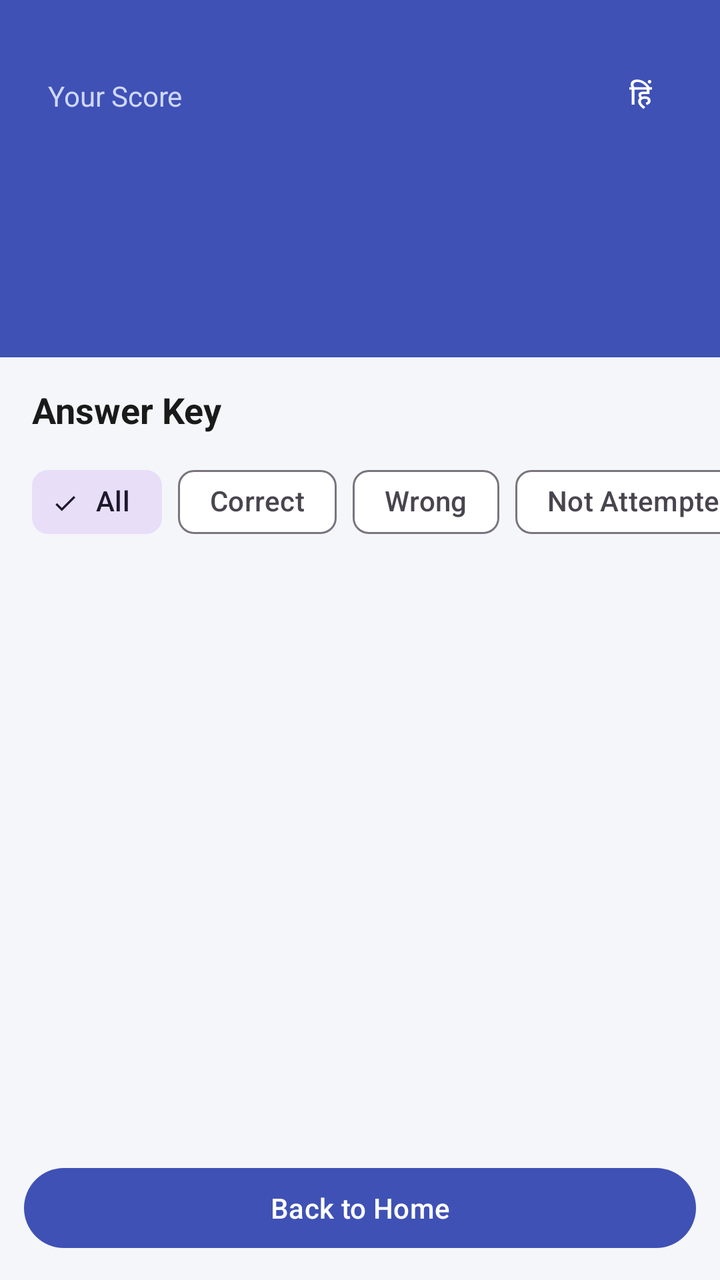
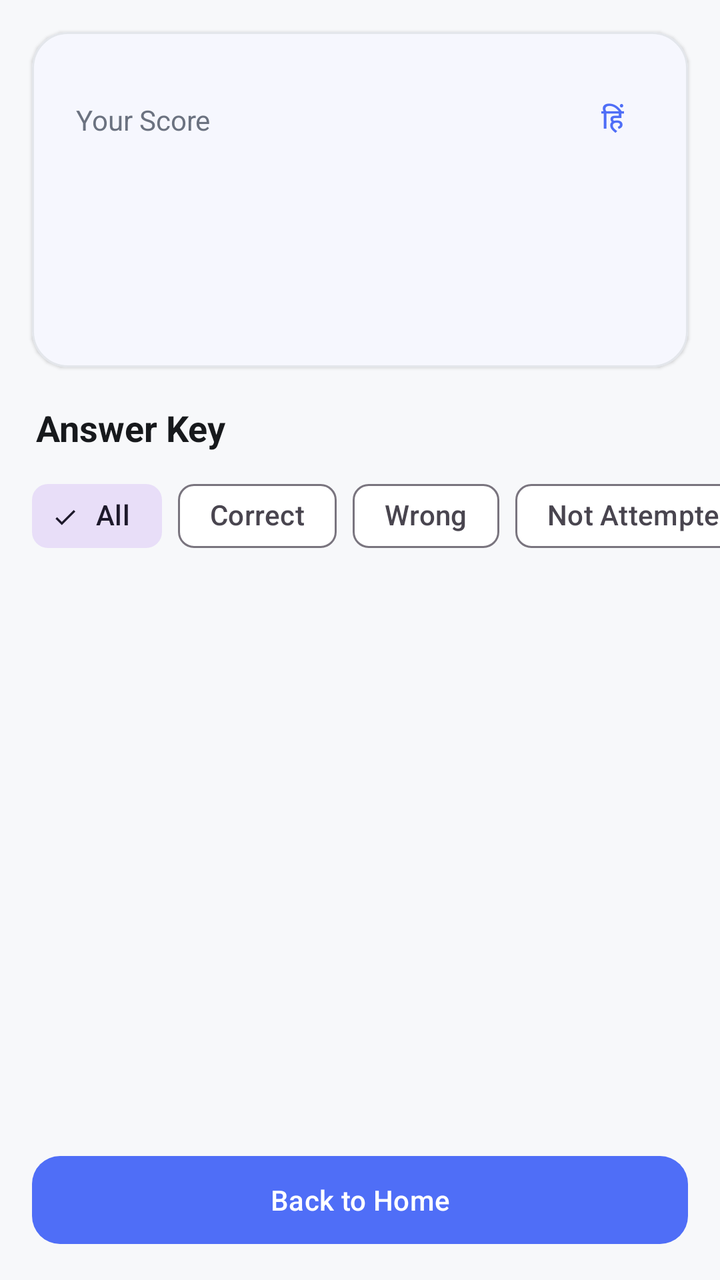

An Android layout rendered at two revisions. The XML below is the earlier revision; the diff shows what the commit changed to produce the second picture.
<!-- AndroidManifest.xml: application theme Theme.Eve -->
<!-- res/layout/activity_result.xml -->
<?xml version="1.0" encoding="utf-8"?>
<LinearLayout xmlns:android="http://schemas.android.com/apk/res/android"
    xmlns:app="http://schemas.android.com/apk/res-auto"
    android:layout_width="match_parent"
    android:layout_height="match_parent"
    android:orientation="vertical">

    <LinearLayout
        android:layout_width="match_parent"
        android:layout_height="wrap_content"
        android:background="@color/eve_primary"
        android:orientation="vertical"
        android:padding="24dp">

        <LinearLayout
            android:layout_width="match_parent"
            android:layout_height="wrap_content"
            android:gravity="center_vertical"
            android:orientation="horizontal">

            <TextView
                android:layout_width="0dp"
                android:layout_height="wrap_content"
                android:layout_weight="1"
                android:text="Your Score"
                android:textColor="#CFD8FF"
                android:textSize="14sp" />

            <com.google.android.material.button.MaterialButton
                android:id="@+id/btnLanguage"
                style="@style/Widget.Material3.Button.TextButton"
                android:layout_width="wrap_content"
                android:layout_height="wrap_content"
                android:minWidth="0dp"
                android:paddingHorizontal="10dp"
                android:text="हिं"
                android:textColor="@android:color/white" />
        </LinearLayout>

        <TextView
            android:id="@+id/tvScore"
            android:layout_width="wrap_content"
            android:layout_height="wrap_content"
            android:layout_marginTop="4dp"
            android:textColor="@android:color/white"
            android:textSize="36sp"
            android:textStyle="bold" />

        <TextView
            android:id="@+id/tvStats"
            android:layout_width="wrap_content"
            android:layout_height="wrap_content"
            android:layout_marginTop="10dp"
            android:textColor="@android:color/white"
            android:textSize="15sp" />

        <TextView
            android:id="@+id/tvResultSubtitle"
            android:layout_width="wrap_content"
            android:layout_height="wrap_content"
            android:layout_marginTop="10dp"
            android:textColor="#CFD8FF"
            android:textSize="13sp"
            android:visibility="gone" />
    </LinearLayout>

    <TextView
        android:layout_width="match_parent"
        android:layout_height="wrap_content"
        android:paddingHorizontal="16dp"
        android:paddingTop="14dp"
        android:text="Answer Key"
        android:textColor="?attr/colorOnSurface"
        android:textSize="18sp"
        android:textStyle="bold" />

    <HorizontalScrollView
        android:layout_width="match_parent"
        android:layout_height="wrap_content"
        android:paddingTop="10dp"
        android:paddingBottom="4dp"
        android:scrollbars="none">

        <com.google.android.material.chip.ChipGroup
            android:id="@+id/chipGroupFilter"
            android:layout_width="wrap_content"
            android:layout_height="wrap_content"
            android:layout_marginStart="16dp"
            android:layout_marginEnd="16dp"
            app:singleLine="true"
            app:singleSelection="true">

            <com.google.android.material.chip.Chip
                android:id="@+id/chipAll"
                style="@style/Widget.Material3.Chip.Filter"
                android:layout_width="wrap_content"
                android:layout_height="wrap_content"
                android:checked="true"
                android:text="All" />

            <com.google.android.material.chip.Chip
                android:id="@+id/chipCorrect"
                style="@style/Widget.Material3.Chip.Filter"
                android:layout_width="wrap_content"
                android:layout_height="wrap_content"
                android:text="Correct" />

            <com.google.android.material.chip.Chip
                android:id="@+id/chipWrong"
                style="@style/Widget.Material3.Chip.Filter"
                android:layout_width="wrap_content"
                android:layout_height="wrap_content"
                android:text="Wrong" />

            <com.google.android.material.chip.Chip
                android:id="@+id/chipNotAttempted"
                style="@style/Widget.Material3.Chip.Filter"
                android:layout_width="wrap_content"
                android:layout_height="wrap_content"
                android:text="Not Attempted" />
        </com.google.android.material.chip.ChipGroup>
    </HorizontalScrollView>

    <androidx.recyclerview.widget.RecyclerView
        android:id="@+id/rvAnswers"
        android:layout_width="match_parent"
        android:layout_height="0dp"
        android:layout_weight="1"
        android:clipToPadding="false"
        android:padding="8dp" />

    <com.google.android.material.button.MaterialButton
        android:id="@+id/btnLeaderboard"
        style="@style/Widget.Material3.Button.OutlinedButton"
        android:layout_width="match_parent"
        android:layout_height="wrap_content"
        android:layout_marginHorizontal="12dp"
        android:layout_marginTop="12dp"
        android:text="View Leaderboard"
        android:visibility="gone" />

    <com.google.android.material.button.MaterialButton
        android:id="@+id/btnHome"
        android:layout_width="match_parent"
        android:layout_height="wrap_content"
        android:layout_margin="12dp"
        android:text="Back to Home" />
</LinearLayout>
<!-- resources referenced by this layout -->
<resources>
  <color name="eve_primary">#3F51B5</color>
  <style name="Theme.Eve" parent="Theme.Material3.Light.NoActionBar">
          <item name="colorPrimary">@color/eve_primary</item>
          <item name="colorOnPrimary">@android:color/white</item>
          <item name="colorSecondary">@color/eve_accent</item>
          <item name="colorSurface">@android:color/white</item>
          <item name="colorOnSurface">#1A1A1A</item>
          <item name="android:windowBackground">@color/eve_bg</item>
          <item name="android:statusBarColor">@color/eve_primary_dark</item>
      </style>
  <color name="eve_accent">#FF6D00</color>
  <color name="eve_bg">#F5F6FA</color>
  <color name="eve_primary_dark">#303F9F</color>
</resources>

<!-- the commit's change to res/layout/activity_result.xml (unified diff, before → after) -->
@@ -1,148 +1,31 @@
 <?xml version="1.0" encoding="utf-8"?>
 <LinearLayout xmlns:android="http://schemas.android.com/apk/res/android"
     xmlns:app="http://schemas.android.com/apk/res-auto"
+    style="@style/Eve.Screen"
     android:layout_width="match_parent"
     android:layout_height="match_parent"
     android:orientation="vertical">
-
-    <LinearLayout
-        android:layout_width="match_parent"
-        android:layout_height="wrap_content"
-        android:background="@color/eve_primary"
-        android:orientation="vertical"
-        android:padding="24dp">
-
-        <LinearLayout
-            android:layout_width="match_parent"
-            android:layout_height="wrap_content"
-            android:gravity="center_vertical"
-            android:orientation="horizontal">
-
-            <TextView
-                android:layout_width="0dp"
-                android:layout_height="wrap_content"
-                android:layout_weight="1"
-                android:text="Your Score"
-                android:textColor="#CFD8FF"
-                android:textSize="14sp" />
-
-            <com.google.android.material.button.MaterialButton
-                android:id="@+id/btnLanguage"
-                style="@style/Widget.Material3.Button.TextButton"
-                android:layout_width="wrap_content"
-                android:layout_height="wrap_content"
-                android:minWidth="0dp"
-                android:paddingHorizontal="10dp"
-                android:text="हिं"
-                android:textColor="@android:color/white" />
+    <com.google.android.material.card.MaterialCardView style="@style/Widget.Eve.Card" android:layout_width="match_parent" android:layout_height="wrap_content" android:layout_margin="16dp">
+        <LinearLayout android:layout_width="match_parent" android:layout_height="wrap_content" android:orientation="vertical" android:padding="22dp">
+            <LinearLayout android:layout_width="match_parent" android:layout_height="wrap_content" android:gravity="center_vertical" android:orientation="horizontal">
+                <TextView android:layout_width="0dp" android:layout_height="wrap_content" android:layout_weight="1" android:text="Your Score" android:textColor="@color/eve_text_secondary" android:textSize="14sp" />
+                <com.google.android.material.button.MaterialButton android:id="@+id/btnLanguage" style="@style/Widget.Eve.TextButton" android:layout_width="wrap_content" android:layout_height="wrap_content" android:minWidth="0dp" android:paddingHorizontal="10dp" android:text="हिं" />
+            </LinearLayout>
+            <TextView android:id="@+id/tvScore" android:layout_width="wrap_content" android:layout_height="wrap_content" android:layout_marginTop="2dp" android:textColor="@color/eve_text" android:textSize="38sp" android:textStyle="bold" />
+            <TextView android:id="@+id/tvStats" android:layout_width="wrap_content" android:layout_height="wrap_content" android:layout_marginTop="8dp" android:textColor="@color/eve_text_secondary" android:textSize="14sp" />
+            <TextView android:id="@+id/tvResultSubtitle" android:layout_width="wrap_content" android:layout_height="wrap_content" android:layout_marginTop="7dp" android:textColor="@color/eve_text_secondary" android:textSize="13sp" android:visibility="gone" />
         </LinearLayout>
-
-        <TextView
-            android:id="@+id/tvScore"
-            android:layout_width="wrap_content"
-            android:layout_height="wrap_content"
-            android:layout_marginTop="4dp"
-            android:textColor="@android:color/white"
-            android:textSize="36sp"
-            android:textStyle="bold" />
-
-        <TextView
-            android:id="@+id/tvStats"
-            android:layout_width="wrap_content"
-            android:layout_height="wrap_content"
-            android:layout_marginTop="10dp"
-            android:textColor="@android:color/white"
-            android:textSize="15sp" />
-
-        <TextView
-            android:id="@+id/tvResultSubtitle"
-            android:layout_width="wrap_content"
-            android:layout_height="wrap_content"
-            android:layout_marginTop="10dp"
-            android:textColor="#CFD8FF"
-            android:textSize="13sp"
-            android:visibility="gone" />
-    </LinearLayout>
-
-    <TextView
-        android:layout_width="match_parent"
-        android:layout_height="wrap_content"
-        android:paddingHorizontal="16dp"
-        android:paddingTop="14dp"
-        android:text="Answer Key"
-        android:textColor="?attr/colorOnSurface"
-        android:textSize="18sp"
-        android:textStyle="bold" />
-
-    <HorizontalScrollView
-        android:layout_width="match_parent"
-        android:layout_height="wrap_content"
-        android:paddingTop="10dp"
-        android:paddingBottom="4dp"
-        android:scrollbars="none">
-
-        <com.google.android.material.chip.ChipGroup
-            android:id="@+id/chipGroupFilter"
-            android:layout_width="wrap_content"
-            android:layout_height="wrap_content"
-            android:layout_marginStart="16dp"
-            android:layout_marginEnd="16dp"
-            app:singleLine="true"
-            app:singleSelection="true">
-
-            <com.google.android.material.chip.Chip
-                android:id="@+id/chipAll"
-                style="@style/Widget.Material3.Chip.Filter"
-                android:layout_width="wrap_content"
-                android:layout_height="wrap_content"
-                android:checked="true"
-                android:text="All" />
-
-            <com.google.android.material.chip.Chip
-                android:id="@+id/chipCorrect"
-                style="@style/Widget.Material3.Chip.Filter"
-                android:layout_width="wrap_content"
-                android:layout_height="wrap_content"
-                android:text="Correct" />
-
-            <com.google.android.material.chip.Chip
-                android:id="@+id/chipWrong"
-                style="@style/Widget.Material3.Chip.Filter"
-                android:layout_width="wrap_content"
-                android:layout_height="wrap_content"
-                android:text="Wrong" />
-
-            <com.google.android.material.chip.Chip
-                android:id="@+id/chipNotAttempted"
-                style="@style/Widget.Material3.Chip.Filter"
-                android:layout_width="wrap_content"
-                android:layout_height="wrap_content"
-                android:text="Not Attempted" />
+    </com.google.android.material.card.MaterialCardView>
+    <TextView style="@style/Eve.Title" android:layout_width="match_parent" android:layout_height="wrap_content" android:paddingHorizontal="18dp" android:paddingTop="2dp" android:text="Answer Key" android:textSize="18sp" />
+    <HorizontalScrollView android:layout_width="match_parent" android:layout_height="wrap_content" android:paddingTop="8dp" android:paddingBottom="4dp" android:scrollbars="none">
+        <com.google.android.material.chip.ChipGroup android:id="@+id/chipGroupFilter" android:layout_width="wrap_content" android:layout_height="wrap_content" android:layout_marginStart="16dp" android:layout_marginEnd="16dp" app:chipSpacingHorizontal="8dp" app:singleLine="true" app:singleSelection="true">
+            <com.google.android.material.chip.Chip android:id="@+id/chipAll" style="@style/Widget.Material3.Chip.Filter" android:layout_width="wrap_content" android:layout_height="wrap_content" android:checked="true" android:text="All" />
+            <com.google.android.material.chip.Chip android:id="@+id/chipCorrect" style="@style/Widget.Material3.Chip.Filter" android:layout_width="wrap_content" android:layout_height="wrap_content" android:text="Correct" />
+            <com.google.android.material.chip.Chip android:id="@+id/chipWrong" style="@style/Widget.Material3.Chip.Filter" android:layout_width="wrap_content" android:layout_height="wrap_content" android:text="Wrong" />
+            <com.google.android.material.chip.Chip android:id="@+id/chipNotAttempted" style="@style/Widget.Material3.Chip.Filter" android:layout_width="wrap_content" android:layout_height="wrap_content" android:text="Not Attempted" />
         </com.google.android.material.chip.ChipGroup>
     </HorizontalScrollView>
-
-    <androidx.recyclerview.widget.RecyclerView
-        android:id="@+id/rvAnswers"
-        android:layout_width="match_parent"
-        android:layout_height="0dp"
-        android:layout_weight="1"
-        android:clipToPadding="false"
-        android:padding="8dp" />
-
-    <com.google.android.material.button.MaterialButton
-        android:id="@+id/btnLeaderboard"
-        style="@style/Widget.Material3.Button.OutlinedButton"
-        android:layout_width="match_parent"
-        android:layout_height="wrap_content"
-        android:layout_marginHorizontal="12dp"
-        android:layout_marginTop="12dp"
-        android:text="View Leaderboard"
-        android:visibility="gone" />
-
-    <com.google.android.material.button.MaterialButton
-        android:id="@+id/btnHome"
-        android:layout_width="match_parent"
-        android:layout_height="wrap_content"
-        android:layout_margin="12dp"
-        android:text="Back to Home" />
+    <androidx.recyclerview.widget.RecyclerView android:id="@+id/rvAnswers" android:layout_width="match_parent" android:layout_height="0dp" android:layout_weight="1" android:clipToPadding="false" android:paddingHorizontal="12dp" android:paddingBottom="10dp" />
+    <com.google.android.material.button.MaterialButton android:id="@+id/btnLeaderboard" style="@style/Widget.Eve.OutlinedButton" android:layout_width="match_parent" android:layout_height="wrap_content" android:layout_marginHorizontal="16dp" android:layout_marginTop="8dp" android:text="View Leaderboard" android:visibility="gone" />
+    <com.google.android.material.button.MaterialButton android:id="@+id/btnHome" style="@style/Widget.Eve.Button" android:layout_width="match_parent" android:layout_height="wrap_content" android:layout_margin="16dp" android:text="Back to Home" />
 </LinearLayout>
<!-- resource entries referenced after the edit -->
@@ -1,17 +1,59 @@
 <!-- resources referenced by this layout -->
 <resources>
-  <color name="eve_primary">#3F51B5</color>
+  <color name="eve_text">#17191C</color>
+  <color name="eve_text_secondary">#6B7280</color>
+  <style name="Eve.Screen" parent="">
+          <item name="android:background">@color/eve_bg</item>
+      </style>
+  <style name="Eve.Title" parent="">
+          <item name="android:textColor">@color/eve_text</item>
+          <item name="android:textSize">22sp</item>
+          <item name="android:fontFamily">sans</item>
+          <item name="android:textStyle">bold</item>
+      </style>
+  <style name="Widget.Eve.Button" parent="Widget.Material3.Button">
+          <item name="android:minHeight">48dp</item>
+          <item name="android:textAllCaps">false</item>
+          <item name="cornerRadius">14dp</item>
+          <item name="android:insetTop">2dp</item>
+          <item name="android:insetBottom">2dp</item>
+      </style>
+  <style name="Widget.Eve.Card" parent="Widget.Material3.CardView.Elevated">
+          <item name="cardCornerRadius">18dp</item>
+          <item name="cardElevation">1dp</item>
+          <item name="strokeWidth">1dp</item>
+          <item name="strokeColor">@color/eve_stroke</item>
+          <item name="cardBackgroundColor">@color/eve_surface</item>
+      </style>
+  <style name="Widget.Eve.OutlinedButton" parent="Widget.Material3.Button.OutlinedButton">
+          <item name="android:minHeight">48dp</item>
+          <item name="android:textAllCaps">false</item>
+          <item name="cornerRadius">14dp</item>
+          <item name="strokeWidth">1dp</item>
+      </style>
+  <style name="Widget.Eve.TextButton" parent="Widget.Material3.Button.TextButton">
+          <item name="android:minHeight">44dp</item>
+          <item name="android:textAllCaps">false</item>
+          <item name="cornerRadius">12dp</item>
+      </style>
+  <color name="eve_primary">#4F6EF7</color>
   <style name="Theme.Eve" parent="Theme.Material3.Light.NoActionBar">
           <item name="colorPrimary">@color/eve_primary</item>
           <item name="colorOnPrimary">@android:color/white</item>
           <item name="colorSecondary">@color/eve_accent</item>
-          <item name="colorSurface">@android:color/white</item>
-          <item name="colorOnSurface">#1A1A1A</item>
+          <item name="colorSurface">@color/eve_surface</item>
+          <item name="colorOnSurface">@color/eve_text</item>
           <item name="android:windowBackground">@color/eve_bg</item>
-          <item name="android:statusBarColor">@color/eve_primary_dark</item>
+          <item name="android:statusBarColor">@color/eve_bg</item>
+          <item name="android:navigationBarColor">@color/eve_bg</item>
+          <item name="android:windowLightStatusBar">true</item>
+          <item name="android:windowLightNavigationBar">true</item>
+          <item name="materialCardViewStyle">@style/Widget.Eve.Card</item>
+          <item name="materialButtonStyle">@style/Widget.Eve.Button</item>
       </style>
-  <color name="eve_accent">#FF6D00</color>
-  <color name="eve_bg">#F5F6FA</color>
-  <color name="eve_primary_dark">#303F9F</color>
+  <color name="eve_accent">#4F6EF7</color>
+  <color name="eve_bg">#F7F8FA</color>
+  <color name="eve_stroke">#E3E6EB</color>
+  <color name="eve_surface">#FFFFFF</color>
 </resources>
 
